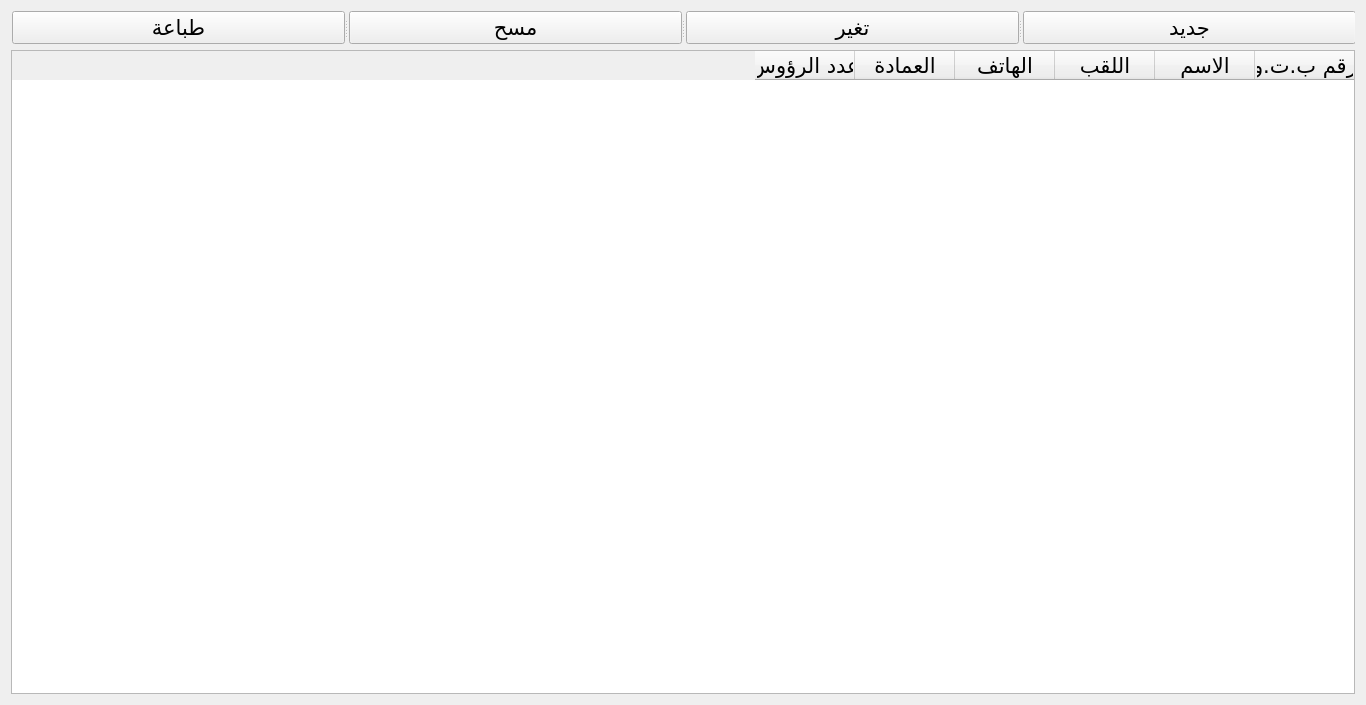
Above: UI/farmers.ui from anwer25/Administration_agricole before the change. Below: the same form after it.
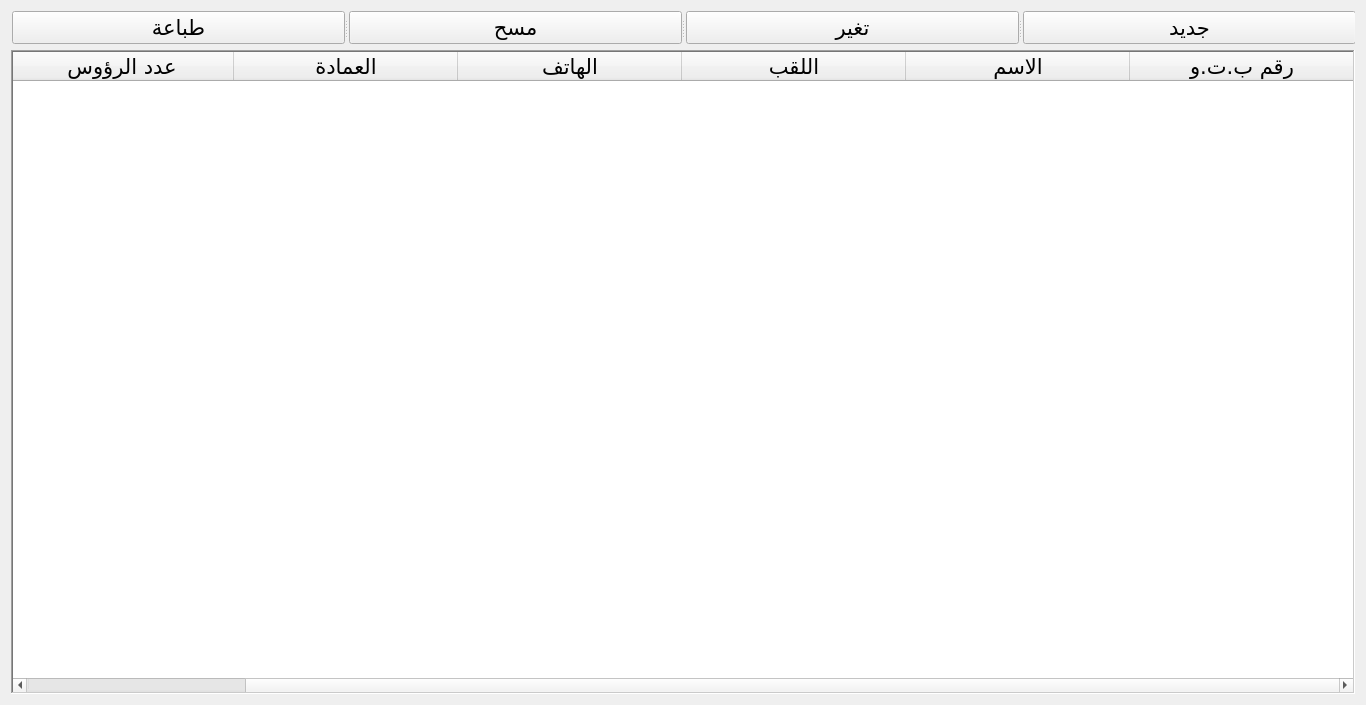
That is the form after the change.

What changed in the file:
```diff
--- a/UI/farmers.ui
+++ b/UI/farmers.ui
@@ -43,6 +43,45 @@
      <property name="locale">
       <locale language="Arabic" country="Tunisia"/>
      </property>
+     <property name="frameShape">
+      <enum>QFrame::WinPanel</enum>
+     </property>
+     <property name="frameShadow">
+      <enum>QFrame::Sunken</enum>
+     </property>
+     <property name="sizeAdjustPolicy">
+      <enum>QAbstractScrollArea::AdjustToContents</enum>
+     </property>
+     <property name="editTriggers">
+      <set>QAbstractItemView::NoEditTriggers</set>
+     </property>
+     <property name="tabKeyNavigation">
+      <bool>false</bool>
+     </property>
+     <property name="showDropIndicator" stdset="0">
+      <bool>false</bool>
+     </property>
+     <property name="dragDropOverwriteMode">
+      <bool>false</bool>
+     </property>
+     <property name="alternatingRowColors">
+      <bool>true</bool>
+     </property>
+     <property name="selectionMode">
+      <enum>QAbstractItemView::SingleSelection</enum>
+     </property>
+     <property name="selectionBehavior">
+      <enum>QAbstractItemView::SelectRows</enum>
+     </property>
+     <property name="sortingEnabled">
+      <bool>true</bool>
+     </property>
+     <property name="cornerButtonEnabled">
+      <bool>false</bool>
+     </property>
+     <attribute name="horizontalHeaderDefaultSectionSize">
+      <number>224</number>
+     </attribute>
      <column>
       <property name="text">
        <string>رقم ب.ت.و</string>
```
